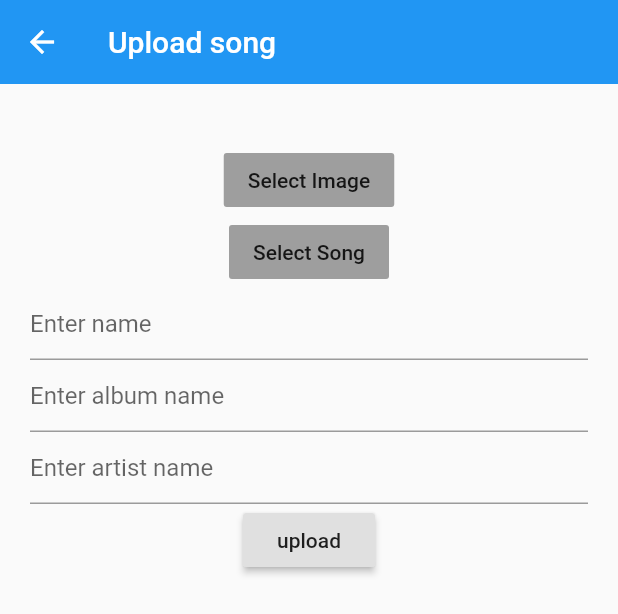
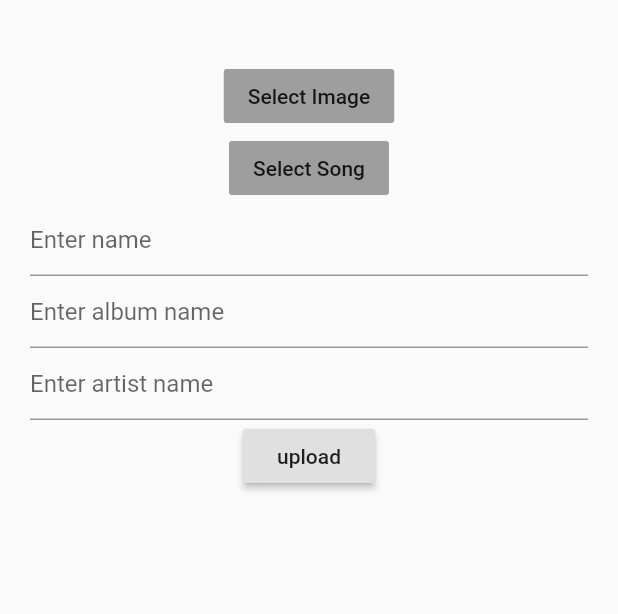
Before and after one commit to tdnguyenND/MusicPlayer, a Flutter app: the UploadScreen widget shown alone on an empty page, opened directly, on a phone screen of 412 x 824 dp. Shown: the top 614 px of the screen. Run offline on Flutter 3.47's test engine with Material 2 defaults, Android fonts, the phone set to English and light mode, and no system bars; our stand-ins replace cloud_firestore, file_picker, firebase_core, firebase_storage, fluttertoast; accounts and stored records are empty.

```diff
--- a/lib/main.dart
+++ b/lib/main.dart
@@ -1,5 +1,5 @@
+import 'screens/wrapper.dart';
 import 'package:flutter/material.dart';
-import 'package:music_player/screens/screen.dart';
 import 'package:firebase_core/firebase_core.dart';
 
 void main() async {
@@ -8,7 +8,7 @@ void main() async {
   runApp(MaterialApp(
     title: 'Music Player',
     routes: {
-      '/': (context) => Home(),
+      '/': (context) => Wrapper(),
     },
   ));
 }
--- a/lib/screens/upload_screen.dart
+++ b/lib/screens/upload_screen.dart
@@ -24,15 +24,9 @@ class _UploadScreenState extends State<UploadScreen> {
 
   @override
   Widget build(BuildContext context) {
-    return Scaffold(
-        appBar: AppBar(
-          title: Text('Upload song'),
-          elevation: 0,
-        ),
-        body: Center(
+    return Center(
         child: Padding(
-            padding:
-                const EdgeInsets.symmetric(vertical: 40.0, horizontal: 20.0),
+      padding: const EdgeInsets.symmetric(vertical: 40.0, horizontal: 20.0),
       child: Form(
         key: _formKey,
         child: Column(
@@ -49,16 +43,14 @@ class _UploadScreenState extends State<UploadScreen> {
             ),
             TextFormField(
               controller: _songNameController,
-                    validator: (val) =>
-                        val == null ? "Song name is required" : null,
+              validator: (val) => val == null ? "Song name is required" : null,
               decoration: InputDecoration(hintText: 'Enter name'),
               onChanged: (value) {
                 _name = value;
               },
             ),
             TextFormField(
-                    validator: (val) =>
-                        val == null ? "Album name is required" : null,
+              validator: (val) => val == null ? "Album name is required" : null,
               decoration: InputDecoration(hintText: 'Enter album name'),
               onChanged: (value) {
                 _album = value;
@@ -95,7 +87,6 @@ class _UploadScreenState extends State<UploadScreen> {
           ],
         ),
       ),
-          ),
     ));
   }
 
@@ -114,7 +105,8 @@ class _UploadScreenState extends State<UploadScreen> {
 
     if (result != null) {
       _song = File(result.files.single.path);
-      _songNameController.text = _name = basenameWithoutExtension(result.files.single.path);
+      _songNameController.text =
+          _name = basenameWithoutExtension(result.files.single.path);
     }
   }
 }
```
Also changed, not shown: lib/screens/wrapper.dart (added, +39 -0 lines). Lines whose indentation alone changed are shown as unchanged.
